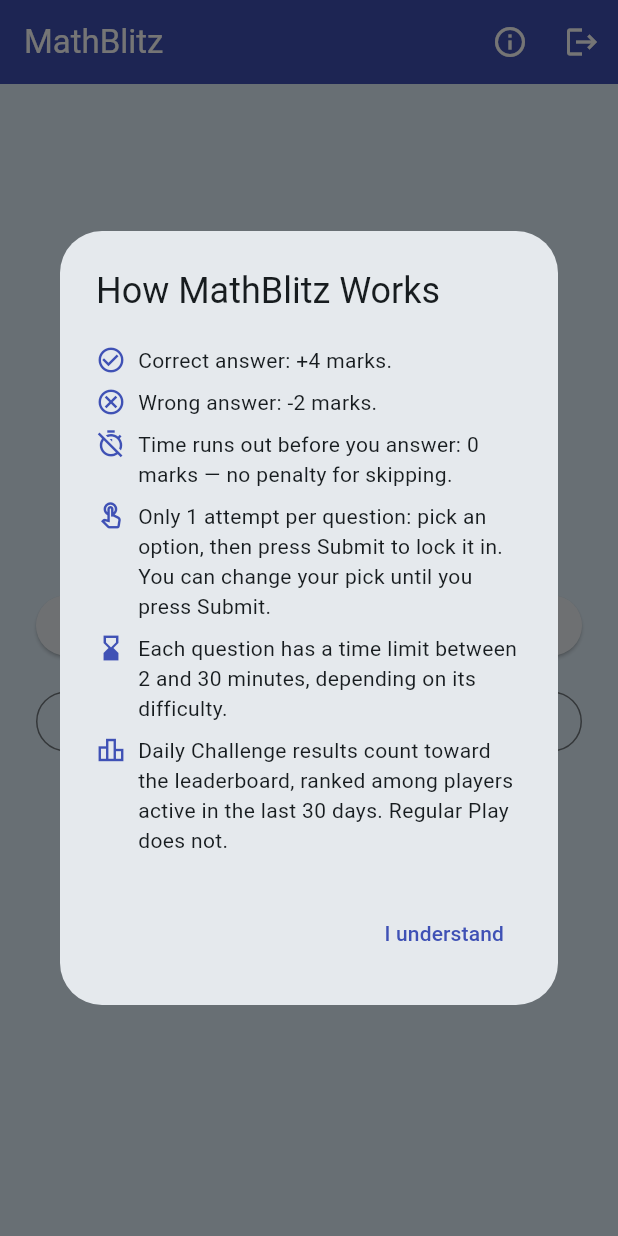
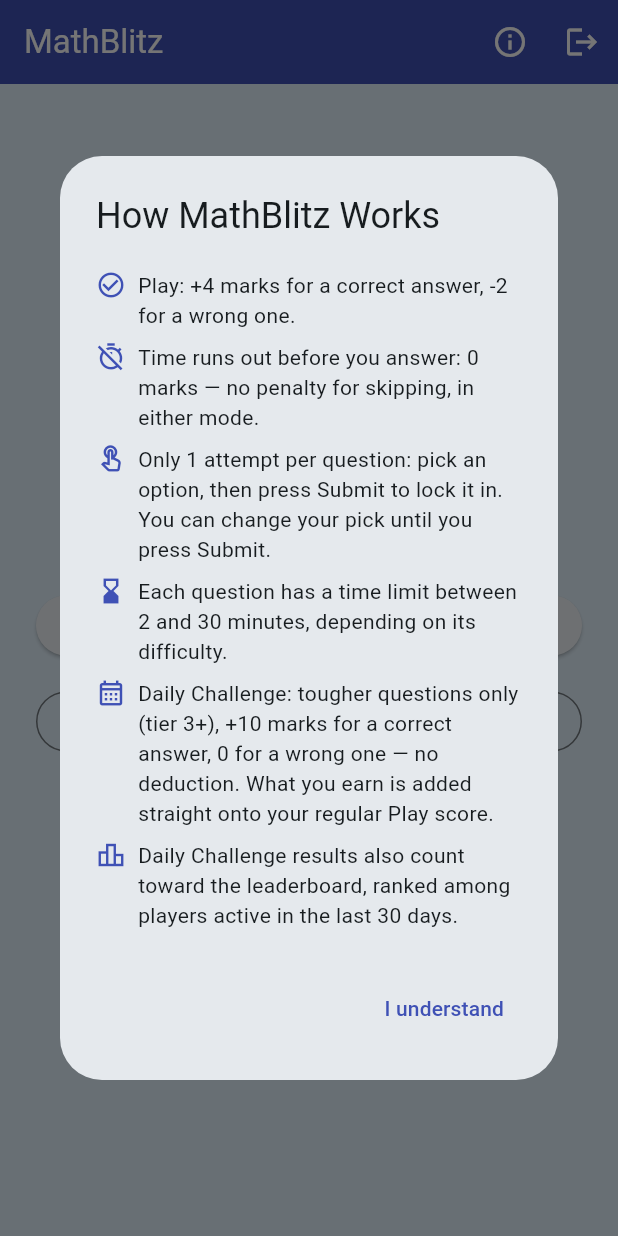
Before and after one commit to amankumar96/BrainMantra, a Flutter app: the screen it shows once a user with an empty profile is signed in, on a phone screen of 412 x 824 dp. Run offline on Flutter 3.47's test engine with Material 3 defaults, Android fonts, the phone set to English and light mode, and no system bars; our stand-ins replace shared_preferences, supabase_flutter; accounts and stored records are empty.

Commit message:
Daily Challenge redesign: tier 3+, +10/no-deduction, feeds regular score
Daily Challenge no longer keeps an isolated score - it's now a bonus
round on top of the one persistent Play score:

- DifficultyCurve.randomHighTier(rng): tier 3 or 4 only, evenly
  weighted, score-independent. GameController._loadNextPuzzle branches
  on isDailyChallenge to use this instead of randomTierForScore.
- GameController._score: Daily Challenge is now +10 correct / 0 wrong /
  0 skipped (no deduction), vs Play's existing +4/-2/0.
- game_screen.dart _persistAndShowResults: Daily Challenge still
  submits to daily_test_results (leaderboard unchanged), but now also
  fetches the player's current_score, adds this session's earned
  marks, and persists that sum back onto the same field Play resumes
  from. results_screen.dart's headline number is that unified total
  for both modes, with a '+N from today's Daily Challenge' line shown
  only for Daily Challenge.
- leaderboard_screen.dart: added a 'N players ranked' header row.
- rules_dialog.dart: rules text updated for the new mode-specific
  scoring.

Found and fixed two pre-existing bugs while in here (not introduced by
this change, live in production, silently swallowed by the try/catch
around the Supabase calls):
- Play mode was persisting testSession.totalMarks (this session's
  delta only) to profiles.current_score instead of
  testSession.session.score (the true cumulative figure) - discarding
  startingScore on every single Play session end.
- The local 'new high score' check compared the same session-local
  delta against PlayerStats.highScore instead of the cumulative score.

225 tests passing (7 new), flutter analyze clean.

Co-Authored-By: Claude Sonnet 5 <noreply@anthropic.com>

```diff
--- a/lib/controllers/game_controller.dart
+++ b/lib/controllers/game_controller.dart
@@ -144,13 +144,18 @@ class GameController extends ChangeNotifier {
 
   /// Records one question's outcome. [isCorrect] is null for a timeout
   /// (skipped), true/false for an actual submitted answer.
+  ///
+  /// Marks differ by mode: Play uses the standard +4/-2/0 system; Daily
+  /// Challenge is flat +10 for correct and 0 otherwise (wrong or
+  /// skipped) — deliberately no penalty, since its questions are already
+  /// drawn from the hardest tiers (see `_loadNextPuzzle`).
   void _score(bool? isCorrect) {
     final outcome = isCorrect == null
         ? AnswerOutcome.skipped
         : (isCorrect ? AnswerOutcome.correct : AnswerOutcome.wrong);
     final marks = switch (outcome) {
-      AnswerOutcome.correct => 4,
-      AnswerOutcome.wrong => -2,
+      AnswerOutcome.correct => isDailyChallenge ? 10 : 4,
+      AnswerOutcome.wrong => isDailyChallenge ? 0 : -2,
       AnswerOutcome.skipped => 0,
     };
 
@@ -177,15 +182,19 @@ class GameController extends ChangeNotifier {
     _loadNextPuzzle();
   }
 
-  /// Generates the next question. Difficulty tier is randomized within a
-  /// score-dependent band (see `DifficultyCurve.randomTierForScore`) —
-  /// negative/low scores never crash, they just land in the easiest band.
-  /// The question type is picked uniformly at random across all 8 types
-  /// (mixed math/reasoning pool — the mode confirmed during Phase 2
-  /// planning), with a light one-reroll anti-repeat so the same type
-  /// rarely appears twice in a row.
+  /// Generates the next question. Play's difficulty tier is randomized
+  /// within a score-dependent band (see `DifficultyCurve.randomTierForScore`)
+  /// — negative/low scores never crash, they just land in the easiest
+  /// band. Daily Challenge ignores score entirely and always draws from
+  /// tier 3+ (`DifficultyCurve.randomHighTier`) — it's meant to be
+  /// consistently hard, not ramped. The question type is picked uniformly
+  /// at random across all 8 types (mixed math/reasoning pool — the mode
+  /// confirmed during Phase 2 planning), with a light one-reroll
+  /// anti-repeat so the same type rarely appears twice in a row.
   void _loadNextPuzzle() {
-    final tier = DifficultyCurve.randomTierForScore(totalMarks, _rng);
+    final tier = isDailyChallenge
+        ? DifficultyCurve.randomHighTier(_rng)
+        : DifficultyCurve.randomTierForScore(totalMarks, _rng);
     final type = _pickNextType();
     _currentPuzzle = PuzzleGenerator.generate(tier: tier, type: type, rng: _rng);
     notifyListeners();
--- a/lib/screens/results_screen.dart
+++ b/lib/screens/results_screen.dart
@@ -22,12 +22,13 @@ class ResultsScreen extends StatelessWidget {
   final TestSession testSession;
 
   /// The headline number to show — deliberately **not**
-  /// `testSession.totalMarks` (which is only this session's delta): for
-  /// Play mode, this is the player's cumulative persisted score
-  /// (`GameController.totalMarks`, i.e. "score till now"), so ending a
-  /// session shows the real running total, not just what was earned in
-  /// this one sitting. For Daily Challenge, which always starts at 0,
-  /// this happens to equal `testSession.totalMarks` anyway.
+  /// `testSession.totalMarks` (which is only this session's delta). This
+  /// is always the player's cumulative persisted score: for Play mode
+  /// it's `GameController.totalMarks` ("score till now"); for Daily
+  /// Challenge it's that same persistent total *plus* what this
+  /// challenge just earned — Daily Challenge no longer keeps an isolated
+  /// score of its own, its marks are a bonus on top of the one running
+  /// total (see `game_screen.dart`'s `_persistAndShowResults`).
   final int currentScore;
   final int previousHighScore;
   final VoidCallback onPlayAgain;
@@ -71,7 +72,14 @@ class ResultsScreen extends StatelessWidget {
                   fontWeight: FontWeight.bold,
                 ),
               ),
-              Text(isDailyChallenge ? 'total marks' : 'score so far'),
+              const Text('score so far'),
+              if (isDailyChallenge) ...[
+                const SizedBox(height: AppSpacing.xs),
+                Text(
+                  '+${testSession.totalMarks} from today\'s Daily Challenge',
+                  style: const TextStyle(fontSize: 12, color: Colors.black54),
+                ),
+              ],
               const SizedBox(height: AppSpacing.lg),
               _StatRow(
                 label: 'Correct',
--- a/lib/widgets/rules_dialog.dart
+++ b/lib/widgets/rules_dialog.dart
@@ -28,16 +28,13 @@ class RulesDialog extends StatelessWidget {
           children: [
             _RuleItem(
               icon: Icons.check_circle_outline,
-              text: 'Correct answer: +4 marks.',
-            ),
-            _RuleItem(
-              icon: Icons.cancel_outlined,
-              text: 'Wrong answer: -2 marks.',
+              text: 'Play: +4 marks for a correct answer, -2 for a wrong '
+                  'one.',
             ),
             _RuleItem(
               icon: Icons.timer_off_outlined,
               text: 'Time runs out before you answer: 0 marks — '
-                  'no penalty for skipping.',
+                  'no penalty for skipping, in either mode.',
             ),
             _RuleItem(
               icon: Icons.touch_app_outlined,
@@ -51,10 +48,17 @@ class RulesDialog extends StatelessWidget {
                   'minutes, depending on its difficulty.',
             ),
             _RuleItem(
+              icon: Icons.calendar_month_outlined,
+              text: 'Daily Challenge: tougher questions only (tier 3+), '
+                  '+10 marks for a correct answer, 0 for a wrong one — no '
+                  'deduction. What you earn is added straight onto your '
+                  'regular Play score.',
+            ),
+            _RuleItem(
               icon: Icons.leaderboard_outlined,
-              text: 'Daily Challenge results count toward the leaderboard, '
-                  'ranked among players active in the last 30 days. '
-                  'Regular Play does not.',
+              text: 'Daily Challenge results also count toward the '
+                  'leaderboard, ranked among players active in the last '
+                  '30 days.',
             ),
           ],
         ),
```
Also changed, not shown: lib/screens/game_screen.dart (+19 -10 lines), lib/screens/leaderboard_screen.dart (+20 -3 lines), lib/services/difficulty_curve.dart (+11 -4 lines), 4 other files.
